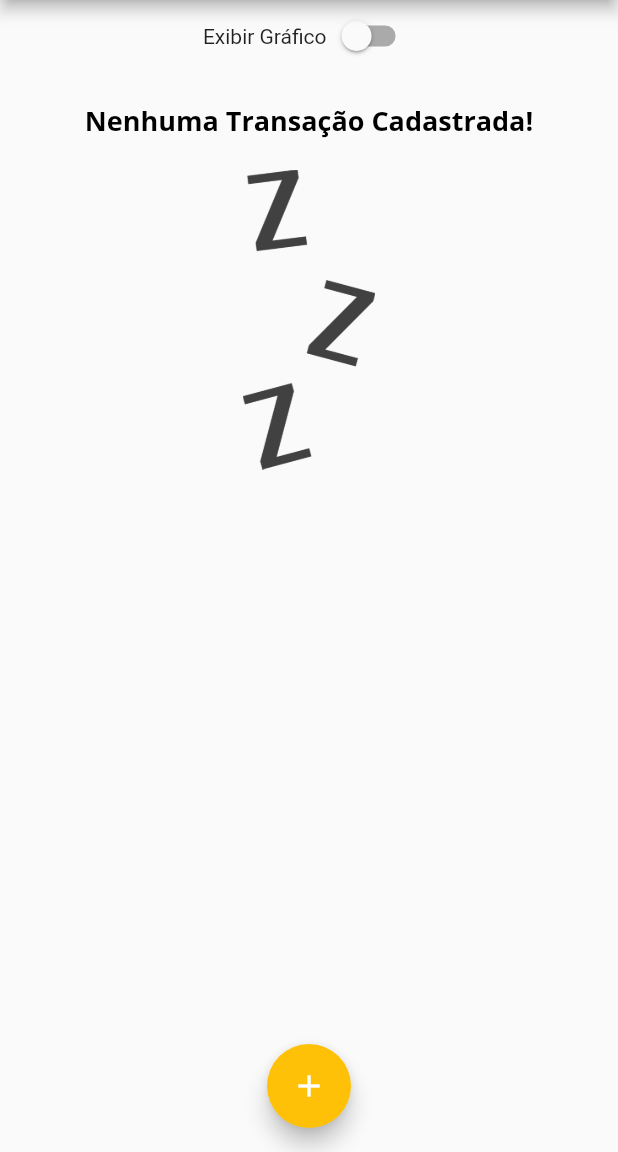
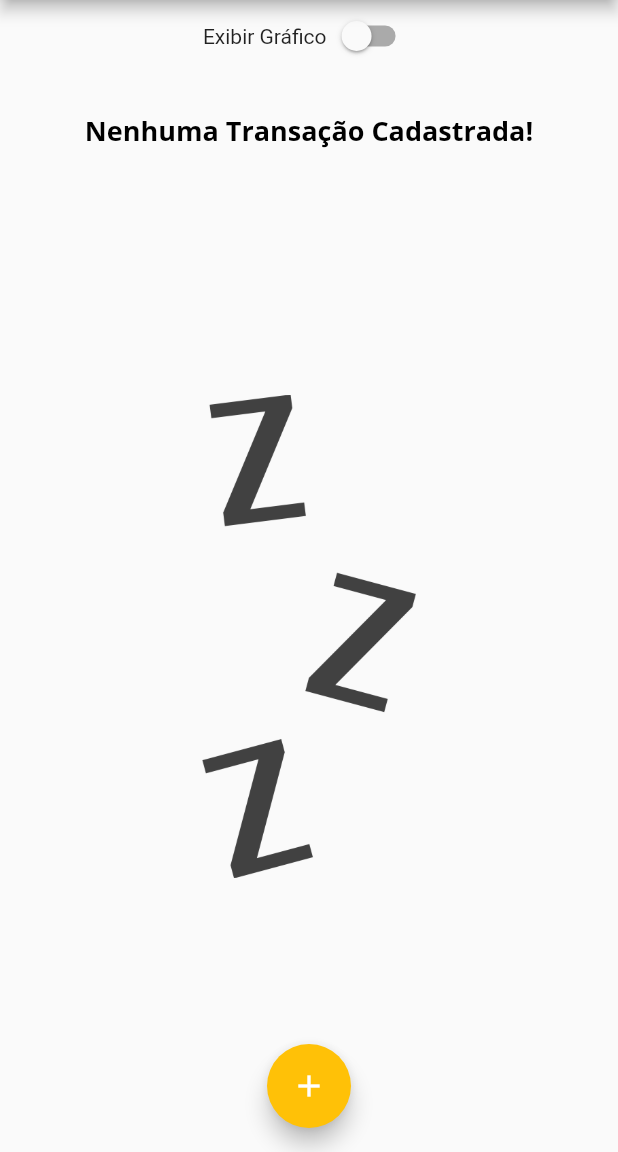
Before and after one commit to jnishizima/flutter, a Flutter app: the screen it shows after launch, on a phone screen of 412 x 824 dp, the part 84-1236 px from its top. Run offline on Flutter 3.47's test engine with Material 2 defaults, Android fonts, the phone set to English and light mode, and no system bars.

Commit message:
arrumando o tamanho da imagem de quando nao possui nada novo

```diff
--- a/projeto_despesas/lib/components/transaction_list.dart
+++ b/projeto_despesas/lib/components/transaction_list.dart
@@ -12,22 +12,29 @@ class TransactionList extends StatelessWidget {
   @override
   Widget build(BuildContext context) {
     return transactions.isEmpty
-        ? Column(
+        ? LayoutBuilder(
+            builder: (ctx, constraints) {
+              return Column(
                 children: [
-              const SizedBox(height: 20),
-              Text(
+                  SizedBox(height: constraints.maxHeight * 0.05),
+                  SizedBox(
+                    height: constraints.maxHeight * 0.3,
+                    child: Text(
                       'Nenhuma Transação Cadastrada!',
                       style: Theme.of(context).textTheme.headline6,
                     ),
-              const SizedBox(height: 20),
+                  ),
+                  SizedBox(height: constraints.maxHeight * 0.05),
                   SizedBox(
-                height: 200,
+                    height: constraints.maxHeight * 0.6,
                     child: Image.asset(
                       'assets/images/waiting.png',
                       fit: BoxFit.cover,
                     ),
                   ),
                 ],
+              );
+            },
           )
         : ListView.builder(
             itemCount: transactions.length,
```
Lines whose indentation alone changed are shown as unchanged.
